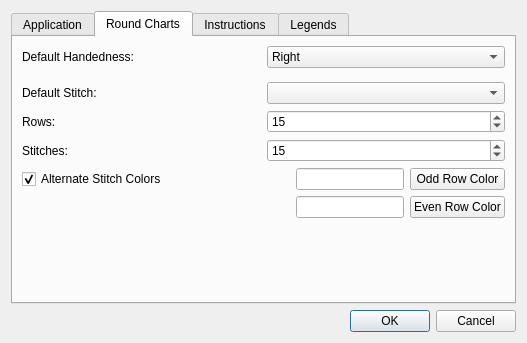
Old version of the form src/settings.ui in the repository iPenguin/CrochetCharts.
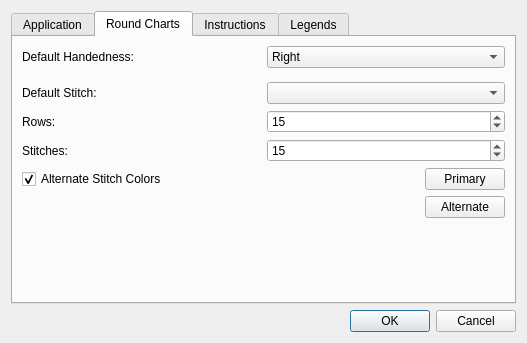
New version of the form. The open tabs and pages were chosen to show the change.

Commit message:
Added ability to change the color of the symobls
This code allows the user to select colors to use instead of black
it also allows for 2 colors per stitch. (alternate row colors)
At this time to change colors you have to restart the application.

Patch:
```diff
--- a/src/settings.ui
+++ b/src/settings.ui
@@ -210,27 +210,7 @@
             </sizepolicy>
            </property>
            <property name="text">
-            <string>Even Row Color</string>
-           </property>
-          </widget>
-         </item>
-         <item row="1" column="1">
-          <widget class="QLineEdit" name="evenRow">
-           <property name="sizePolicy">
-            <sizepolicy hsizetype="Fixed" vsizetype="Fixed">
-             <horstretch>0</horstretch>
-             <verstretch>0</verstretch>
-            </sizepolicy>
-           </property>
-          </widget>
-         </item>
-         <item row="0" column="1">
-          <widget class="QLineEdit" name="oddRow">
-           <property name="sizePolicy">
-            <sizepolicy hsizetype="Fixed" vsizetype="Fixed">
-             <horstretch>0</horstretch>
-             <verstretch>0</verstretch>
-            </sizepolicy>
+            <string>Alternate</string>
            </property>
           </widget>
          </item>
@@ -243,7 +223,7 @@
             </sizepolicy>
            </property>
            <property name="text">
-            <string>Odd Row Color</string>
+            <string>Primary</string>
            </property>
           </widget>
          </item>
@@ -260,6 +240,20 @@
            </property>
           </spacer>
          </item>
+         <item row="0" column="1">
+          <widget class="QLabel" name="primaryColorLbl">
+           <property name="text">
+            <string/>
+           </property>
+          </widget>
+         </item>
+         <item row="1" column="1">
+          <widget class="QLabel" name="alternateColorLbl">
+           <property name="text">
+            <string/>
+           </property>
+          </widget>
+         </item>
         </layout>
        </item>
        <item>
```
Left out of the diff: 44 changed lines with no effect on the pictures. The commit also changes 5 other files.
